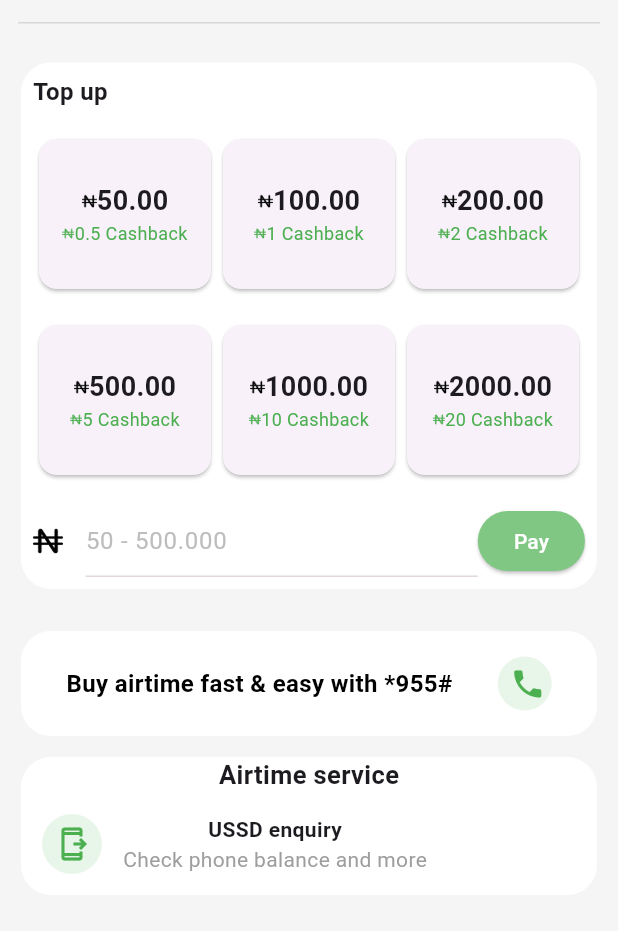
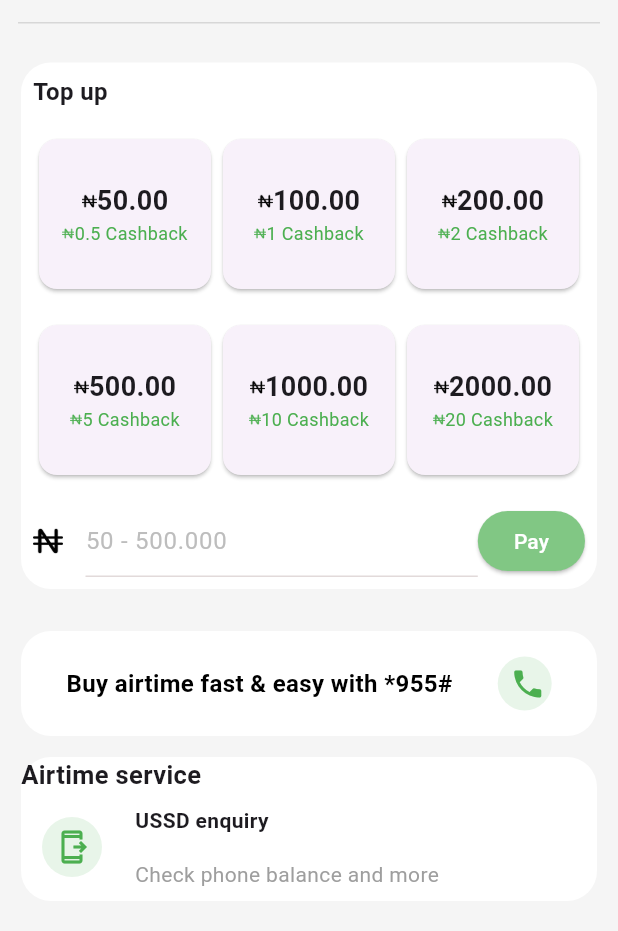
Before and after one commit to EverlastingBigFlo/mobile_app_ui, a Flutter app: the airtime screen opened by its route, on a phone screen of 412 x 824 dp, the part 305-1236 px from its top. Run offline on Flutter 3.47's test engine with Material 2 defaults, Android fonts, the light colour scheme and no system bars; our stand-ins replace smooth_page_indicator.

Commit message:
i just added space between the two text widget

```diff
--- a/lib/pages/airtime.dart
+++ b/lib/pages/airtime.dart
@@ -621,6 +621,7 @@ class _airtimeState extends State<airtime> {
                   color: Colors.white,
                 ),
                 child: Column(
+                  crossAxisAlignment: CrossAxisAlignment.start,
                   children: [
                     Text(
                       'Airtime service',
@@ -640,15 +641,22 @@ class _airtimeState extends State<airtime> {
                           ),
                         ),
                         Column(
+                          crossAxisAlignment: CrossAxisAlignment.start,
                           children: [
-                            Text(
-                              'USSD enquiry',
-                              style: TextStyle(fontWeight: FontWeight.bold),
+                            Padding(
+                              padding: const EdgeInsets.all(8.0),
+                              child: Text(
+                                'USSD enquiry',
+                                style: TextStyle(fontWeight: FontWeight.bold),
+                              ),
                             ),
-                            Text(
-                              'Check phone balance and more',
-                              style: TextStyle(color: Colors.grey),
-                            )
+                            Padding(
+                              padding: const EdgeInsets.all(8.0),
+                              child: Text(
+                                'Check phone balance and more',
+                                style: TextStyle(color: Colors.grey),
+                              ),
+                            ),
                           ],
                         )
                       ],
```
